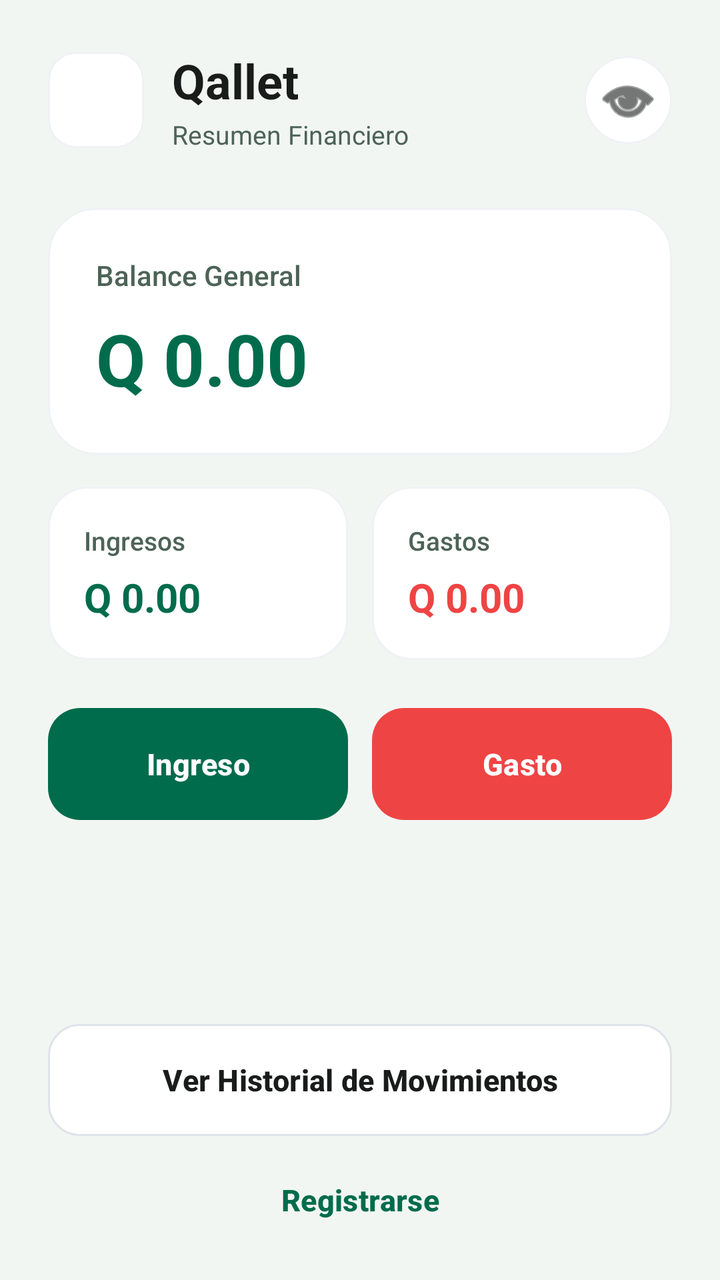
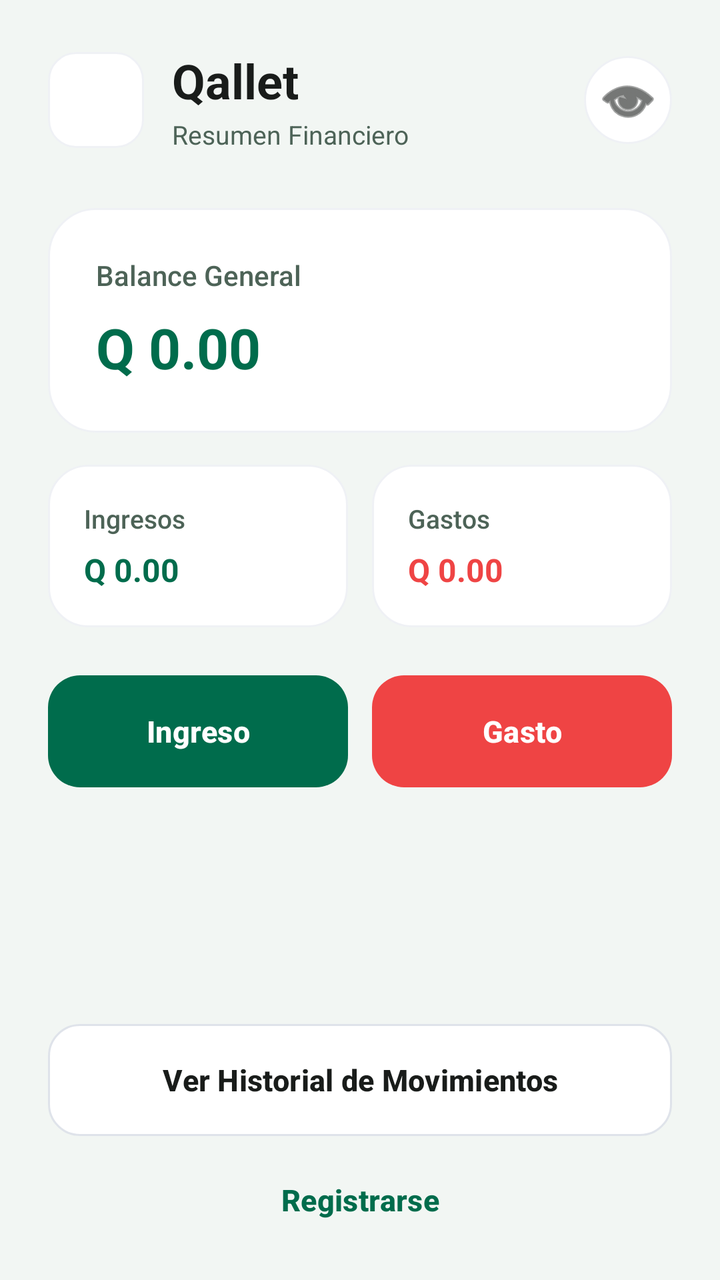

Screens rendered from an Android XML layout before and after an edit, with the pre-edit source and the edit as a unified diff.
<!-- AndroidManifest.xml: application theme Theme.AppFinanzas -->
<!-- res/layout/activity_main.xml -->
<?xml version="1.0" encoding="utf-8"?>
<LinearLayout xmlns:android="http://schemas.android.com/apk/res/android"
    xmlns:app="http://schemas.android.com/apk/res-auto"
    android:layout_width="match_parent"
    android:layout_height="match_parent"
    android:orientation="vertical"
    android:fitsSystemWindows="true"
    android:background="@color/colorBackground">

    <ScrollView
        android:layout_width="match_parent"
        android:layout_height="0dp"
        android:layout_weight="1"
        android:fillViewport="true"
        android:scrollbars="none"
        android:overScrollMode="never">

        <LinearLayout
            android:layout_width="match_parent"
            android:layout_height="wrap_content"
            android:orientation="vertical"
            android:paddingStart="24dp"
            android:paddingEnd="24dp"
            android:paddingTop="24dp"
            android:paddingBottom="16dp">

            
            <LinearLayout
                android:layout_width="match_parent"
                android:layout_height="wrap_content"
                android:orientation="horizontal"
                android:gravity="center_vertical"
                android:layout_marginBottom="28dp">

                <com.google.android.material.card.MaterialCardView
                    android:layout_width="48dp"
                    android:layout_height="48dp"
                    android:layout_marginEnd="14dp"
                    app:cardCornerRadius="14dp"
                    app:cardElevation="0dp"
                    app:cardBackgroundColor="@color/colorSurface"
                    app:strokeColor="#2694A3B8"
                    app:strokeWidth="1dp">

                    <ImageView
                        android:layout_width="match_parent"
                        android:layout_height="match_parent"
                        android:src="@mipmap/ic_launcher"
                        android:contentDescription="Logo Qallet" />
                </com.google.android.material.card.MaterialCardView>

                <LinearLayout
                    android:layout_width="0dp"
                    android:layout_height="wrap_content"
                    android:layout_weight="1"
                    android:orientation="vertical">

                    <TextView
                        android:id="@+id/tvBienvenida"
                        android:layout_width="wrap_content"
                        android:layout_height="wrap_content"
                        android:text="Qallet"
                        android:textColor="@color/colorOnSurface"
                        android:textSize="24sp"
                        android:textStyle="bold" />

                    <TextView
                        android:id="@+id/tvSubtitulo"
                        android:layout_width="wrap_content"
                        android:layout_height="wrap_content"
                        android:text="Resumen Financiero"
                        android:textSize="13sp"
                        android:textColor="@color/colorSecondary"
                        android:layout_marginTop="2dp" />
                </LinearLayout>

                <com.google.android.material.card.MaterialCardView
                    android:layout_width="44dp"
                    android:layout_height="44dp"
                    app:cardCornerRadius="22dp"
                    app:cardElevation="0dp"
                    app:cardBackgroundColor="@color/colorSurface"
                    app:strokeColor="#2694A3B8"
                    app:strokeWidth="1dp">

                    <ImageButton
                        android:id="@+id/btnOcultarSaldo"
                        android:layout_width="match_parent"
                        android:layout_height="match_parent"
                        android:padding="11dp"
                        android:background="?attr/selectableItemBackground"
                        android:src="@android:drawable/ic_menu_view"
                        app:tint="@color/colorOnSurface"
                        android:contentDescription="Ocultar o mostrar saldo" />
                </com.google.android.material.card.MaterialCardView>
            </LinearLayout>

            
            <com.google.android.material.card.MaterialCardView
                android:layout_width="match_parent"
                android:layout_height="wrap_content"
                android:layout_marginBottom="16dp"
                app:cardCornerRadius="24dp"
                app:cardElevation="0dp"
                app:cardBackgroundColor="@color/colorSurface"
                app:strokeColor="#2694A3B8"
                app:strokeWidth="1dp">

                <LinearLayout
                    android:layout_width="match_parent"
                    android:layout_height="wrap_content"
                    android:orientation="vertical"
                    android:padding="24dp">

                    <TextView
                        android:layout_width="wrap_content"
                        android:layout_height="wrap_content"
                        android:text="Balance General"
                        android:textSize="14sp"
                        android:fontFamily="sans-serif-medium"
                        android:textColor="@color/colorSecondary" />

                    <TextView
                        android:id="@+id/tvBalanceTotal"
                        android:layout_width="wrap_content"
                        android:layout_height="wrap_content"
                        android:text="Q 0.00"
                        android:textSize="36sp"
                        android:textStyle="bold"
                        android:textColor="@color/colorPrimary"
                        android:layout_marginTop="8dp" />
                </LinearLayout>
            </com.google.android.material.card.MaterialCardView>

            
            <LinearLayout
                android:layout_width="match_parent"
                android:layout_height="wrap_content"
                android:orientation="horizontal"
                android:layout_marginBottom="24dp">

                <com.google.android.material.card.MaterialCardView
                    android:layout_width="0dp"
                    android:layout_height="wrap_content"
                    android:layout_weight="1"
                    android:layout_marginEnd="6dp"
                    app:cardCornerRadius="20dp"
                    app:cardElevation="0dp"
                    app:cardBackgroundColor="@color/colorSurface"
                    app:strokeColor="#2694A3B8"
                    app:strokeWidth="1dp">

                    <LinearLayout
                        android:layout_width="match_parent"
                        android:layout_height="wrap_content"
                        android:orientation="vertical"
                        android:padding="18dp">

                        <TextView
                            android:layout_width="wrap_content"
                            android:layout_height="wrap_content"
                            android:text="Ingresos"
                            android:textSize="13sp"
                            android:fontFamily="sans-serif-medium"
                            android:textColor="@color/colorSecondary" />

                        <TextView
                            android:id="@+id/tvIngresosTotal"
                            android:layout_width="wrap_content"
                            android:layout_height="wrap_content"
                            android:text="Q 0.00"
                            android:textSize="20sp"
                            android:textStyle="bold"
                            android:textColor="@color/colorPrimary"
                            android:layout_marginTop="6dp" />
                    </LinearLayout>
                </com.google.android.material.card.MaterialCardView>

                <com.google.android.material.card.MaterialCardView
                    android:layout_width="0dp"
                    android:layout_height="wrap_content"
                    android:layout_weight="1"
                    android:layout_marginStart="6dp"
                    app:cardCornerRadius="20dp"
                    app:cardElevation="0dp"
                    app:cardBackgroundColor="@color/colorSurface"
                    app:strokeColor="#2694A3B8"
                    app:strokeWidth="1dp">

                    <LinearLayout
                        android:layout_width="match_parent"
                        android:layout_height="wrap_content"
                        android:orientation="vertical"
                        android:padding="18dp">

                        <TextView
                            android:layout_width="wrap_content"
                            android:layout_height="wrap_content"
                            android:text="Gastos"
                            android:textSize="13sp"
                            android:fontFamily="sans-serif-medium"
                            android:textColor="@color/colorSecondary" />

                        <TextView
                            android:id="@+id/tvGastosTotal"
                            android:layout_width="wrap_content"
                            android:layout_height="wrap_content"
                            android:text="Q 0.00"
                            android:textSize="20sp"
                            android:textStyle="bold"
                            android:textColor="#EF4444"
                            android:layout_marginTop="6dp" />
                    </LinearLayout>
                </com.google.android.material.card.MaterialCardView>
            </LinearLayout>

            
            <LinearLayout
                android:layout_width="match_parent"
                android:layout_height="wrap_content"
                android:orientation="horizontal"
                android:weightSum="2">

                <com.google.android.material.button.MaterialButton
                    android:id="@+id/btnRegistrarIngreso"
                    android:layout_width="0dp"
                    android:layout_height="56dp"
                    android:layout_weight="1"
                    android:layout_marginEnd="6dp"
                    android:insetTop="0dp"
                    android:insetBottom="0dp"
                    android:text="Ingreso"
                    android:textAllCaps="false"
                    android:textColor="@color/colorOnPrimary"
                    android:textSize="15sp"
                    android:textStyle="bold"
                    app:backgroundTint="@color/colorPrimary"
                    app:cornerRadius="16dp"
                    app:elevation="0dp" />

                <com.google.android.material.button.MaterialButton
                    android:id="@+id/btnRegistrarGasto"
                    android:layout_width="0dp"
                    android:layout_height="56dp"
                    android:layout_weight="1"
                    android:layout_marginStart="6dp"
                    android:insetTop="0dp"
                    android:insetBottom="0dp"
                    android:text="Gasto"
                    android:textAllCaps="false"
                    android:textColor="#FFFFFF"
                    android:textSize="15sp"
                    android:textStyle="bold"
                    app:backgroundTint="#EF4444"
                    app:cornerRadius="16dp"
                    app:elevation="0dp" />
            </LinearLayout>
        </LinearLayout>
    </ScrollView>

    
    <LinearLayout
        android:layout_width="match_parent"
        android:layout_height="wrap_content"
        android:orientation="vertical"
        android:paddingStart="24dp"
        android:paddingEnd="24dp"
        android:paddingTop="8dp"
        android:paddingBottom="16dp">

        <com.google.android.material.button.MaterialButton
            android:id="@+id/btnVerHistorial"
            android:layout_width="match_parent"
            android:layout_height="56dp"
            android:insetTop="0dp"
            android:insetBottom="0dp"
            android:text="Ver Historial de Movimientos"
            android:textAllCaps="false"
            android:textColor="@color/colorOnSurface"
            android:textSize="15sp"
            android:textStyle="bold"
            app:backgroundTint="@color/colorSurface"
            app:cornerRadius="16dp"
            app:elevation="0dp"
            app:strokeColor="#4D94A3B8"
            app:strokeWidth="1dp" />

        <com.google.android.material.button.MaterialButton
            android:id="@+id/btnRegistrarseMain"
            android:layout_width="match_parent"
            android:layout_height="48dp"
            android:layout_marginTop="8dp"
            android:insetTop="0dp"
            android:insetBottom="0dp"
            android:text="Registrarse"
            android:textAllCaps="false"
            android:textColor="@color/colorPrimary"
            android:textSize="15sp"
            android:textStyle="bold"
            app:backgroundTint="@android:color/transparent"
            app:cornerRadius="16dp"
            app:elevation="0dp"
            app:rippleColor="#1A94A3B8" />
    </LinearLayout>

</LinearLayout>
<!-- resources referenced by this layout -->
<resources>
  <color name="colorBackground">#F2F6F3</color>
  <color name="colorOnPrimary">#FFFFFF</color>
  <color name="colorOnSurface">#191C1A</color>
  <color name="colorPrimary">#006C4C</color>
  <color name="colorSecondary">#4D6357</color>
  <color name="colorSurface">#FFFFFF</color>
  <!-- mipmap ic_launcher (mipmap-anydpi-v26) -->
  <?xml version="1.0" encoding="utf-8"?>
  <adaptive-icon xmlns:android="http://schemas.android.com/apk/res/android">
      <background android:drawable="@drawable/ic_launcher_background"/>
      <foreground android:drawable="@mipmap/ic_launcher_foreground"/>
      <monochrome android:drawable="@mipmap/ic_launcher_foreground"/>
  </adaptive-icon>
  <style name="Theme.AppFinanzas" parent="Base.Theme.AppFinanzas" />
  <!-- drawable ic_launcher_background: vector/xml drawable (drawable, 4866 chars, omitted) -->
  <style name="Base.Theme.AppFinanzas" parent="Theme.Material3.DayNight.NoActionBar">
          <item name="colorPrimary">@color/colorPrimary</item>
          <item name="colorOnPrimary">@color/colorOnPrimary</item>
          <item name="colorSecondary">@color/colorSecondary</item>
          <item name="colorSurface">@color/colorSurface</item>
          <item name="colorOnSurface">@color/colorOnSurface</item>
          <item name="android:colorBackground">@color/colorBackground</item>
  
          
          <item name="android:statusBarColor">@android:color/transparent</item>
          <item name="android:navigationBarColor">@android:color/transparent</item>
      </style>
</resources>

<!-- the commit's change to res/layout/activity_main.xml (unified diff, before → after) -->
@@ -125,7 +125,7 @@
                         android:layout_width="wrap_content"
                         android:layout_height="wrap_content"
                         android:text="Q 0.00"
-                        android:textSize="36sp"
+                        android:textSize="28sp"
                         android:textStyle="bold"
                         android:textColor="@color/colorPrimary"
                         android:layout_marginTop="8dp" />
@@ -169,7 +169,7 @@
                             android:layout_width="wrap_content"
                             android:layout_height="wrap_content"
                             android:text="Q 0.00"
-                            android:textSize="20sp"
+                            android:textSize="16sp"
                             android:textStyle="bold"
                             android:textColor="@color/colorPrimary"
                             android:layout_marginTop="6dp" />
@@ -206,7 +206,7 @@
                             android:layout_width="wrap_content"
                             android:layout_height="wrap_content"
                             android:text="Q 0.00"
-                            android:textSize="20sp"
+                            android:textSize="16sp"
                             android:textStyle="bold"
                             android:textColor="#EF4444"
                             android:layout_marginTop="6dp" />
